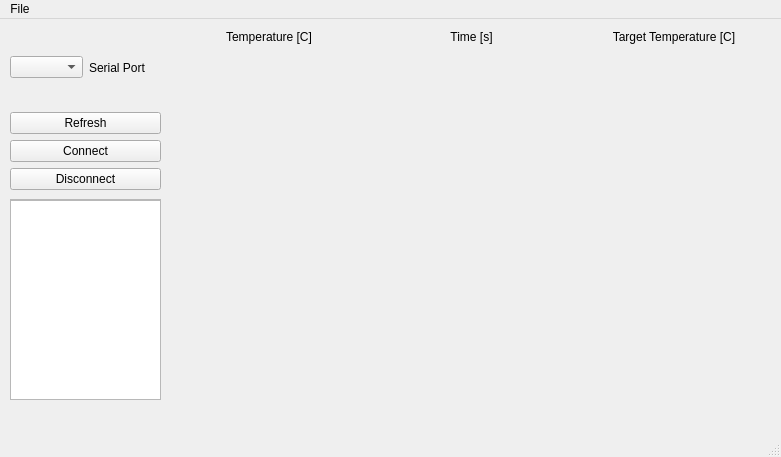
This is temperature_target_graph.ui in TheAntTeam/serial_logger_gui as Qt 5 draws it before an edit. The edited form follows.
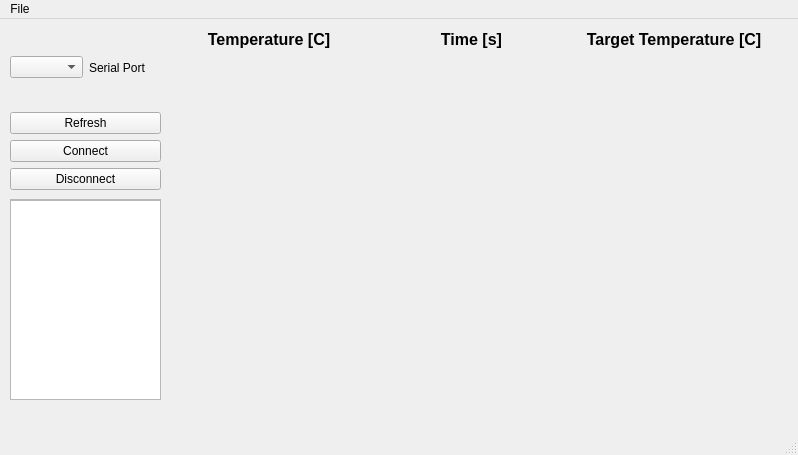
This is the edited form. Custom widgets are drawn as their Qt base class.

Commit message: Removing unused ui and small user interfaces changes

The edit to the form file:
```diff
--- a/temperature_target_graph.ui
+++ b/temperature_target_graph.ui
@@ -6,8 +6,8 @@
    <rect>
     <x>0</x>
     <y>0</y>
-    <width>781</width>
-    <height>457</height>
+    <width>798</width>
+    <height>455</height>
    </rect>
   </property>
   <property name="windowTitle">
@@ -172,12 +172,19 @@
       <x>171</x>
       <y>9</y>
       <width>601</width>
-      <height>41</height>
+      <height>51</height>
      </rect>
     </property>
     <layout class="QGridLayout" name="gridLayout_2">
      <item row="0" column="2">
       <widget class="QLabel" name="label_8">
+       <property name="font">
+        <font>
+         <pointsize>12</pointsize>
+         <weight>75</weight>
+         <bold>true</bold>
+        </font>
+       </property>
        <property name="text">
         <string>Target Temperature [C]</string>
        </property>
@@ -188,6 +195,13 @@
      </item>
      <item row="1" column="1">
       <widget class="QLabel" name="actual_time_label">
+       <property name="font">
+        <font>
+         <pointsize>12</pointsize>
+         <weight>75</weight>
+         <bold>true</bold>
+        </font>
+       </property>
        <property name="text">
         <string/>
        </property>
@@ -198,6 +212,13 @@
      </item>
      <item row="0" column="0">
       <widget class="QLabel" name="label_2">
+       <property name="font">
+        <font>
+         <pointsize>12</pointsize>
+         <weight>75</weight>
+         <bold>true</bold>
+        </font>
+       </property>
        <property name="text">
         <string>Temperature [C]</string>
        </property>
@@ -208,6 +229,13 @@
      </item>
      <item row="1" column="2">
       <widget class="QLabel" name="actual_target_label">
+       <property name="font">
+        <font>
+         <pointsize>12</pointsize>
+         <weight>75</weight>
+         <bold>true</bold>
+        </font>
+       </property>
        <property name="text">
         <string/>
        </property>
@@ -218,6 +246,13 @@
      </item>
      <item row="1" column="0">
       <widget class="QLabel" name="actual_temp_label">
+       <property name="font">
+        <font>
+         <pointsize>12</pointsize>
+         <weight>75</weight>
+         <bold>true</bold>
+        </font>
+       </property>
        <property name="text">
         <string/>
        </property>
@@ -228,6 +263,13 @@
      </item>
      <item row="0" column="1">
       <widget class="QLabel" name="label_7">
+       <property name="font">
+        <font>
+         <pointsize>12</pointsize>
+         <weight>75</weight>
+         <bold>true</bold>
+        </font>
+       </property>
        <property name="text">
         <string>Time [s]</string>
        </property>
@@ -244,7 +286,7 @@
     <rect>
      <x>0</x>
      <y>0</y>
-     <width>781</width>
+     <width>798</width>
      <height>20</height>
     </rect>
    </property>
```
The commit also changes 2 other files.
